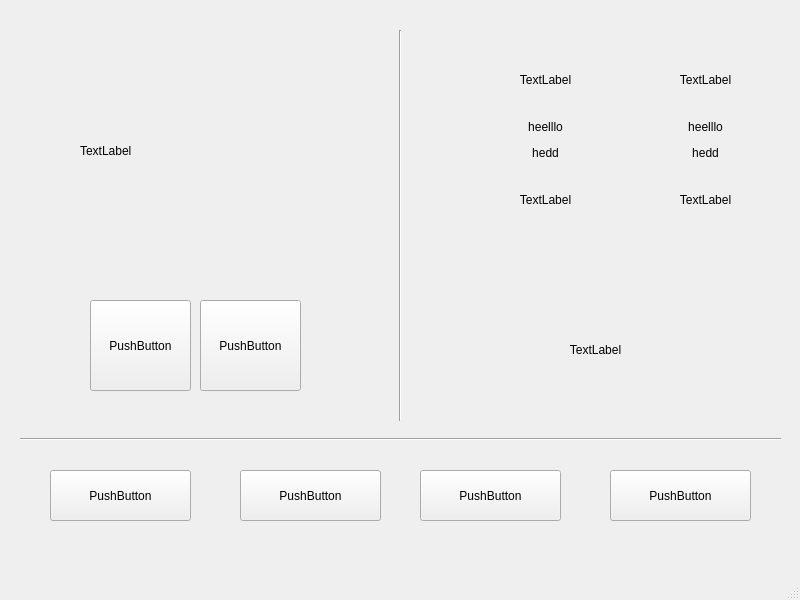
First picture: the form in thieves.ui, repository prathyushpoduval/kryptochase, before the edit.
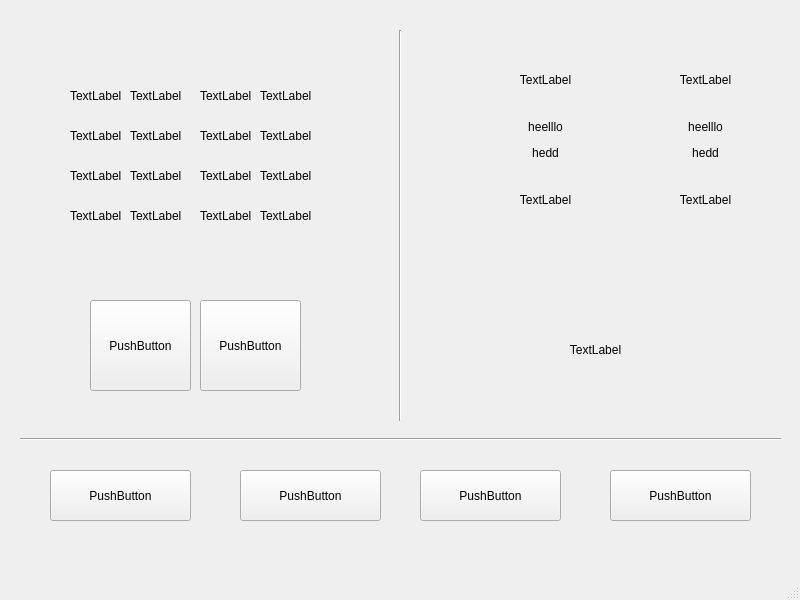
Second picture: the form after the edit.

Commit message: made big label into 4*4

What changed in the file:
```diff
--- a/thieves.ui
+++ b/thieves.ui
@@ -118,19 +118,6 @@
      <string>&lt;html&gt;&lt;head/&gt;&lt;body&gt;&lt;p align=&quot;center&quot;&gt;TextLabel&lt;/p&gt;&lt;/body&gt;&lt;/html&gt;</string>
     </property>
    </widget>
-   <widget class="QLabel" name="label_6">
-    <property name="geometry">
-     <rect>
-      <x>80</x>
-      <y>50</y>
-      <width>221</width>
-      <height>201</height>
-     </rect>
-    </property>
-    <property name="text">
-     <string>TextLabel</string>
-    </property>
-   </widget>
    <widget class="QPushButton" name="pushButton_5">
     <property name="geometry">
      <rect>
@@ -222,6 +209,214 @@
      <string>&lt;html&gt;&lt;head/&gt;&lt;body&gt;&lt;p align=&quot;center&quot;&gt;TextLabel&lt;/p&gt;&lt;/body&gt;&lt;/html&gt;</string>
     </property>
    </widget>
+   <widget class="QLabel" name="label_22">
+    <property name="geometry">
+     <rect>
+      <x>70</x>
+      <y>120</y>
+      <width>51</width>
+      <height>31</height>
+     </rect>
+    </property>
+    <property name="text">
+     <string>TextLabel</string>
+    </property>
+   </widget>
+   <widget class="QLabel" name="label_25">
+    <property name="geometry">
+     <rect>
+      <x>260</x>
+      <y>160</y>
+      <width>51</width>
+      <height>31</height>
+     </rect>
+    </property>
+    <property name="text">
+     <string>TextLabel</string>
+    </property>
+   </widget>
+   <widget class="QLabel" name="label_24">
+    <property name="geometry">
+     <rect>
+      <x>130</x>
+      <y>160</y>
+      <width>51</width>
+      <height>31</height>
+     </rect>
+    </property>
+    <property name="text">
+     <string>TextLabel</string>
+    </property>
+   </widget>
+   <widget class="QLabel" name="label_28">
+    <property name="geometry">
+     <rect>
+      <x>70</x>
+      <y>160</y>
+      <width>51</width>
+      <height>31</height>
+     </rect>
+    </property>
+    <property name="text">
+     <string>TextLabel</string>
+    </property>
+   </widget>
+   <widget class="QLabel" name="label_16">
+    <property name="geometry">
+     <rect>
+      <x>130</x>
+      <y>80</y>
+      <width>51</width>
+      <height>31</height>
+     </rect>
+    </property>
+    <property name="text">
+     <string>TextLabel</string>
+    </property>
+   </widget>
+   <widget class="QLabel" name="label_18">
+    <property name="geometry">
+     <rect>
+      <x>260</x>
+      <y>80</y>
+      <width>51</width>
+      <height>31</height>
+     </rect>
+    </property>
+    <property name="text">
+     <string>TextLabel</string>
+    </property>
+   </widget>
+   <widget class="QLabel" name="label_21">
+    <property name="geometry">
+     <rect>
+      <x>200</x>
+      <y>120</y>
+      <width>51</width>
+      <height>31</height>
+     </rect>
+    </property>
+    <property name="text">
+     <string>TextLabel</string>
+    </property>
+   </widget>
+   <widget class="QLabel" name="label_17">
+    <property name="geometry">
+     <rect>
+      <x>200</x>
+      <y>80</y>
+      <width>51</width>
+      <height>31</height>
+     </rect>
+    </property>
+    <property name="text">
+     <string>TextLabel</string>
+    </property>
+   </widget>
+   <widget class="QLabel" name="label_29">
+    <property name="geometry">
+     <rect>
+      <x>130</x>
+      <y>200</y>
+      <width>51</width>
+      <height>31</height>
+     </rect>
+    </property>
+    <property name="text">
+     <string>TextLabel</string>
+    </property>
+   </widget>
+   <widget class="QLabel" name="label_6">
+    <property name="geometry">
+     <rect>
+      <x>70</x>
+      <y>80</y>
+      <width>51</width>
+      <height>31</height>
+     </rect>
+    </property>
+    <property name="text">
+     <string>TextLabel</string>
+    </property>
+   </widget>
+   <widget class="QLabel" name="label_19">
+    <property name="geometry">
+     <rect>
+      <x>130</x>
+      <y>120</y>
+      <width>51</width>
+      <height>31</height>
+     </rect>
+    </property>
+    <property name="text">
+     <string>TextLabel</string>
+    </property>
+   </widget>
+   <widget class="QLabel" name="label_23">
+    <property name="geometry">
+     <rect>
+      <x>70</x>
+      <y>200</y>
+      <width>51</width>
+      <height>31</height>
+     </rect>
+    </property>
+    <property name="text">
+     <string>TextLabel</string>
+    </property>
+   </widget>
+   <widget class="QLabel" name="label_26">
+    <property name="geometry">
+     <rect>
+      <x>200</x>
+      <y>200</y>
+      <width>51</width>
+      <height>31</height>
+     </rect>
+    </property>
+    <property name="text">
+     <string>TextLabel</string>
+    </property>
+   </widget>
+   <widget class="QLabel" name="label_20">
+    <property name="geometry">
+     <rect>
+      <x>260</x>
+      <y>120</y>
+      <width>51</width>
+      <height>31</height>
+     </rect>
+    </property>
+    <property name="text">
+     <string>TextLabel</string>
+    </property>
+   </widget>
+   <widget class="QLabel" name="label_27">
+    <property name="geometry">
+     <rect>
+      <x>200</x>
+      <y>160</y>
+      <width>51</width>
+      <height>31</height>
+     </rect>
+    </property>
+    <property name="text">
+     <string>TextLabel</string>
+    </property>
+   </widget>
+   <widget class="QLabel" name="label_30">
+    <property name="geometry">
+     <rect>
+      <x>260</x>
+      <y>200</y>
+      <width>51</width>
+      <height>31</height>
+     </rect>
+    </property>
+    <property name="text">
+     <string>TextLabel</string>
+    </property>
+   </widget>
   </widget>
   <widget class="QMenuBar" name="menubar">
    <property name="geometry">
```
The commit also changes 1 other file.
